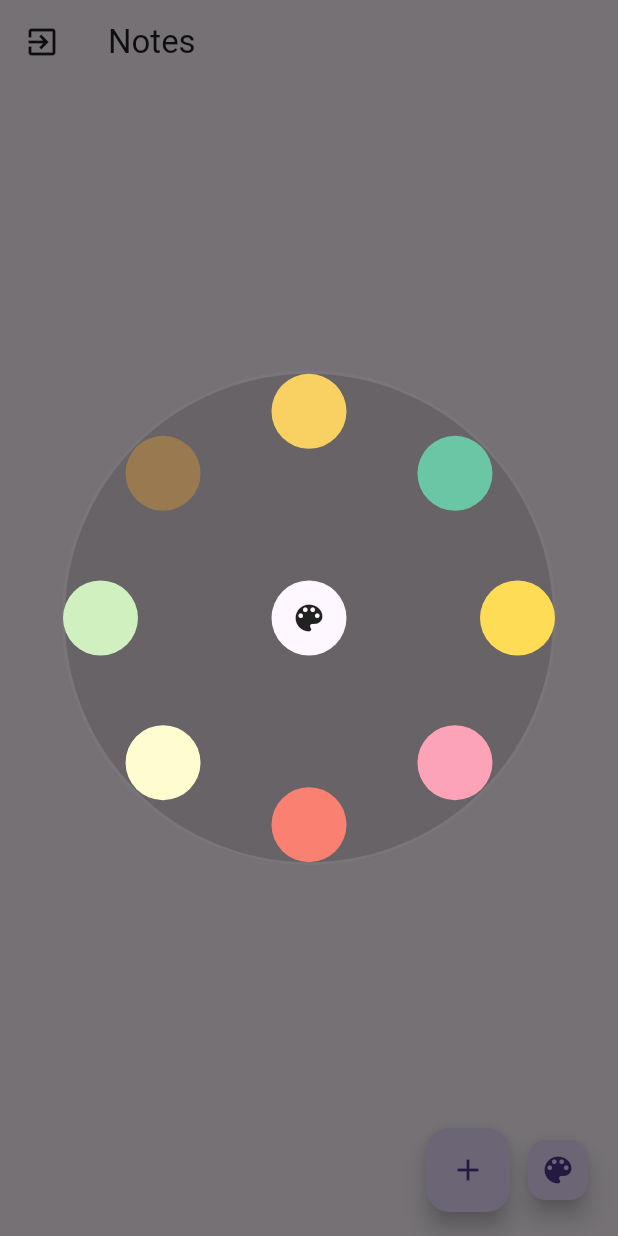
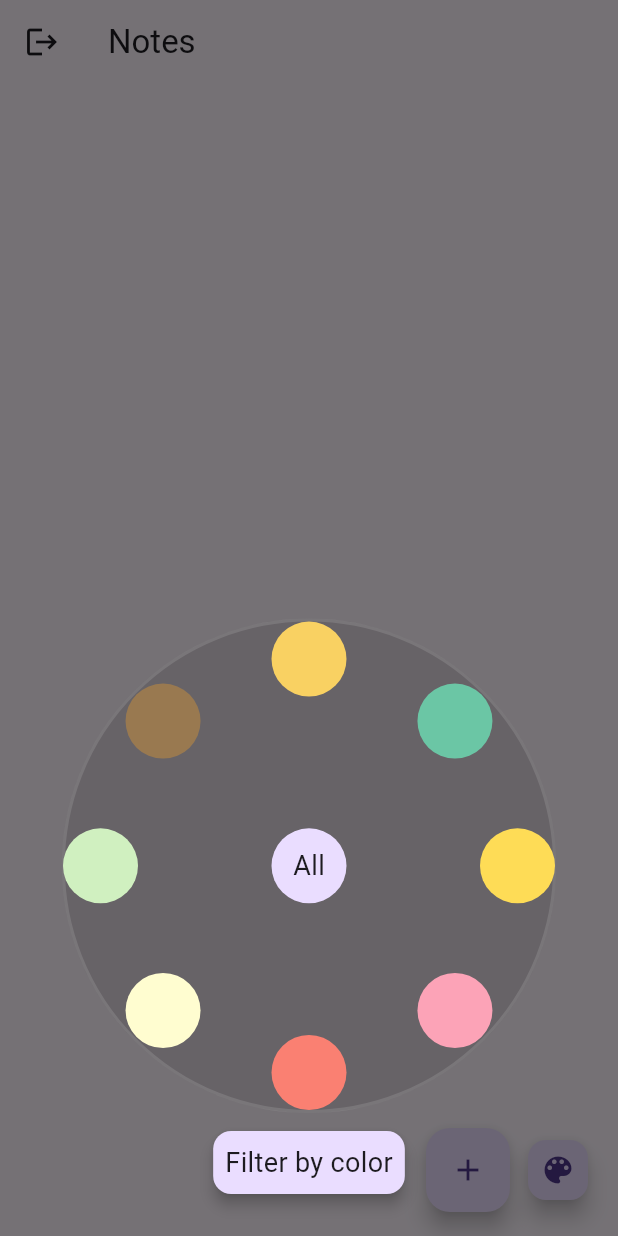
Before and after one commit to Numka/DDD_app, a Flutter app: the NotesOverviewPage screen opened by its route, after a tap on the "color lens" icon, on a phone screen of 412 x 824 dp. Run offline on Flutter 3.47's test engine with Material 3 defaults, Android fonts, the phone set to English and light mode, and no system bars; our stand-ins replace auto_route, bloc, cloud_firestore, dartz, firebase_auth, firebase_core and 6 more; accounts and stored records are empty.

Commit message:
Updated UI

```diff
--- a/lib/presentation/notes/notes_overview/notes_overview_page.dart
+++ b/lib/presentation/notes/notes_overview/notes_overview_page.dart
@@ -54,7 +54,7 @@ class NotesOverviewPage extends StatelessWidget {
           appBar: AppBar(
             title: const Text('Notes'),
             leading: IconButton(
-              icon: const Icon(Icons.exit_to_app),
+              icon: const Icon(Icons.logout),
               onPressed: () {
                 context.read<AuthBloc>().add(const AuthEvent.signedOut());
               },
@@ -79,6 +79,7 @@ class NotesOverviewPage extends StatelessWidget {
                   width: 8,
                 ),
                 FloatingActionButton.small(
+                  tooltip: 'Filter',
                   heroTag: 'btn2',
                   onPressed: () {
                     final notesWatcherBloc = context.read<NotesWatcherBloc>();
--- a/lib/presentation/notes/notes_overview/widgets/color_picker.dart
+++ b/lib/presentation/notes/notes_overview/widgets/color_picker.dart
@@ -33,7 +33,10 @@ class _ColorPickerState extends State<ColorPicker> {
       backgroundColor: Colors.transparent,
       shadowColor: Colors.transparent,
       alignment: Alignment.center,
-      child: Container(
+      child: Column(
+        mainAxisAlignment: MainAxisAlignment.end,
+        children: [
+          Container(
             height: MediaQuery.of(context).size.height / 2.5,
             width: MediaQuery.of(context).size.height * 0.8,
             decoration: BoxDecoration(
@@ -52,8 +55,7 @@ class _ColorPickerState extends State<ColorPicker> {
                     child: GestureDetector(
                       onTap: () {
                         widget.notesWatcherBloc.add(
-                      NotesWatcherEvent.startedWatchingFilteredByColor(
-                          itemColor),
+                          NotesWatcherEvent.startedWatchingFilteredByColor(itemColor),
                         );
                         Navigator.pop(context);
                       },
@@ -71,16 +73,21 @@ class _ColorPickerState extends State<ColorPicker> {
                 Align(
                   child: GestureDetector(
                     onTap: () {
-                  widget.notesWatcherBloc
-                      .add(const NotesWatcherEvent.startedWatching());
+                      widget.notesWatcherBloc.add(const NotesWatcherEvent.startedWatching());
                       Navigator.pop(context);
                     },
                     child: const Material(
+                      color: Color(0xFFeaddff),
                       shape: CircleBorder(),
                       child: SizedBox(
                         width: 50,
                         height: 50,
-                    child: Icon(Icons.color_lens),
+                        child: Center(
+                          child: Text(
+                            'All',
+                            style: TextStyle(fontSize: 18),
+                          ),
+                        ),
                       ),
                     ),
                   ),
@@ -88,6 +95,22 @@ class _ColorPickerState extends State<ColorPicker> {
               ],
             ),
           ),
+          const SizedBox(
+            height: 8,
+          ),
+          const Card(
+            color: Color(0xFFeaddff),
+            elevation: 4,
+            child: Padding(
+              padding: EdgeInsets.all(8.0),
+              child: Text(
+                'Filter by color',
+                style: TextStyle(fontSize: 18),
+              ),
+            ),
+          ),
+        ],
+      ),
     );
   }
 }
--- a/lib/presentation/sign_in/widgets/sign_in_form.dart
+++ b/lib/presentation/sign_in/widgets/sign_in_form.dart
@@ -43,7 +43,7 @@ class SignInForm extends StatelessWidget {
               children: [
                 const SizedBox(height: 16),
                 Image.asset(
-                  'assets/images/icon_notes.png',
+                  'assets/images/app_icon.png',
                   width: MediaQuery.of(context).size.width / 3,
                   height: MediaQuery.of(context).size.height / 3,
                 ),
@@ -110,7 +110,7 @@ class SignInForm extends StatelessWidget {
                     context.read<SignInFormBloc>().add(const SignInFormEvent.signInWithGooglePressed());
                   },
                   style: ButtonStyle(
-                    foregroundColor: MaterialStateProperty.all(Colors.lightBlue),
+                    backgroundColor: WidgetStateProperty.all(Colors.lightBlue),
                   ),
                   child: const Text(
                     'Sign in with GOOGLE',
```
Also changed, not shown: lib/presentation/core/app_widget.dart (+14 -14 lines), pubspec.yaml (+1 -68 lines), assets/images/app_icon.png (added), pubspec.lock, 2 other files. Lines whose indentation alone changed are shown as unchanged.
